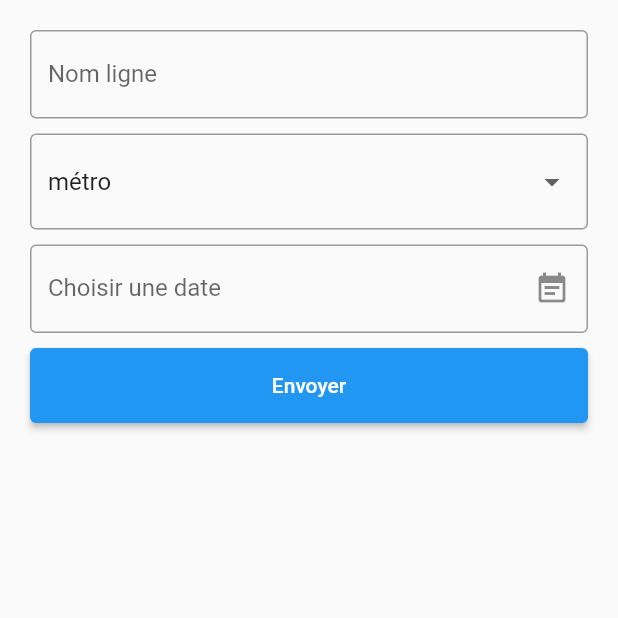
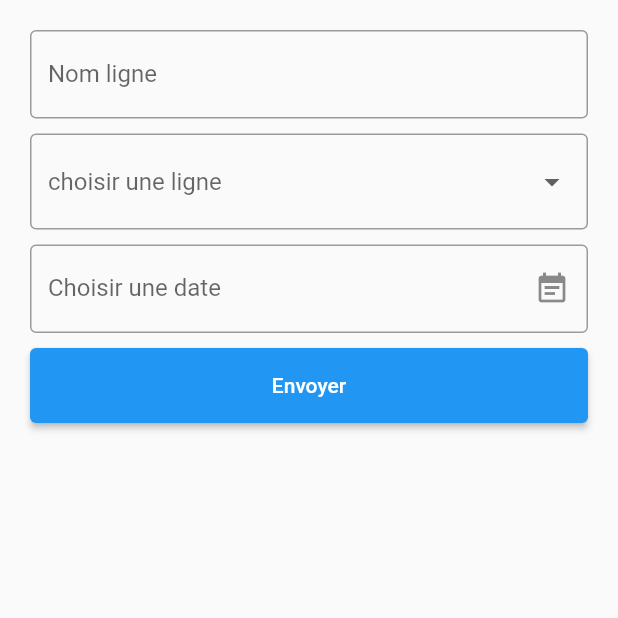
Before and after one commit to Marin29/ACOREL, a Flutter app: the screen it shows after launch, item 3 of the bottom bar chosen, on a phone screen of 412 x 824 dp, the top half of it. Run offline on Flutter 3.47's test engine with Material 2 defaults, Android fonts, the phone set to English and light mode, and no system bars; drawn by our look-alikes of date_field; our stand-ins replace csv, google_maps_flutter; missing offline and left inert: gtfs_realtime_bindings, protobuf; network calls fail.

Commit message:
un peu d'UI et début de la page de recherche

```diff
--- a/lib/pages/add_page.dart
+++ b/lib/pages/add_page.dart
@@ -11,7 +11,7 @@ class Add extends StatefulWidget {
 class _AddState extends State<Add> {
   final _formKey = GlobalKey<FormState>();
   final ligneNameController = TextEditingController();
-  String selectedType='metro';
+  int? selectedType;
   DateTime selectedDate = DateTime.now();
 
   @override
@@ -52,11 +52,17 @@ class _AddState extends State<Add> {
               margin: const EdgeInsets.only(bottom: 10),
               child: DropdownButtonFormField(
                   items: const [
-                    DropdownMenuItem(value: 'metro', child: Text("métro")),
-                    DropdownMenuItem(value: 'tram', child: Text("tramway"))
+                    DropdownMenuItem(value: 1, child: Text("ligne 01")),
+                    DropdownMenuItem(value: 2, child: Text("ligne 02")),
+                    DropdownMenuItem(value: 3, child: Text("ligne 03")),
+                    DropdownMenuItem(value: 4, child: Text("ligne 04")),
+                    DropdownMenuItem(value: 5, child: Text("ligne 05")),
+                    DropdownMenuItem(value: 6, child: Text("ligne 06"))
                   ],
                   decoration: const InputDecoration(
+                      hintText: 'choisir une ligne',
                     border: OutlineInputBorder()
+
                   ),
                   value: selectedType,
                   onChanged: (value){
```
Also changed, not shown: lib/pages/map_page.dart (+5 -3 lines).
